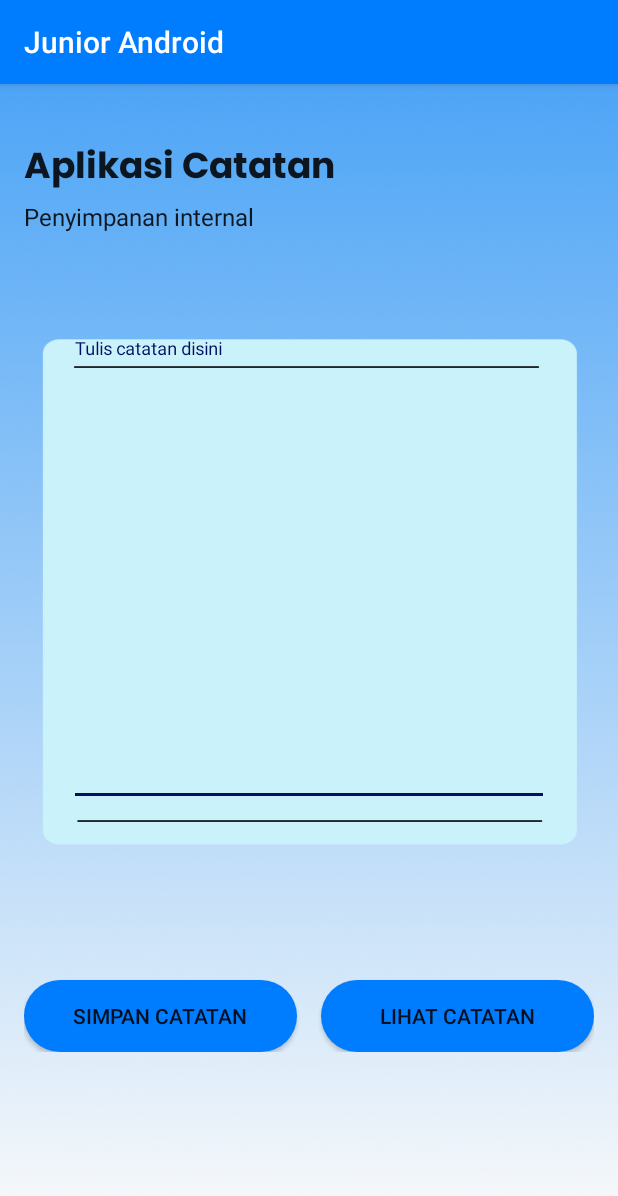
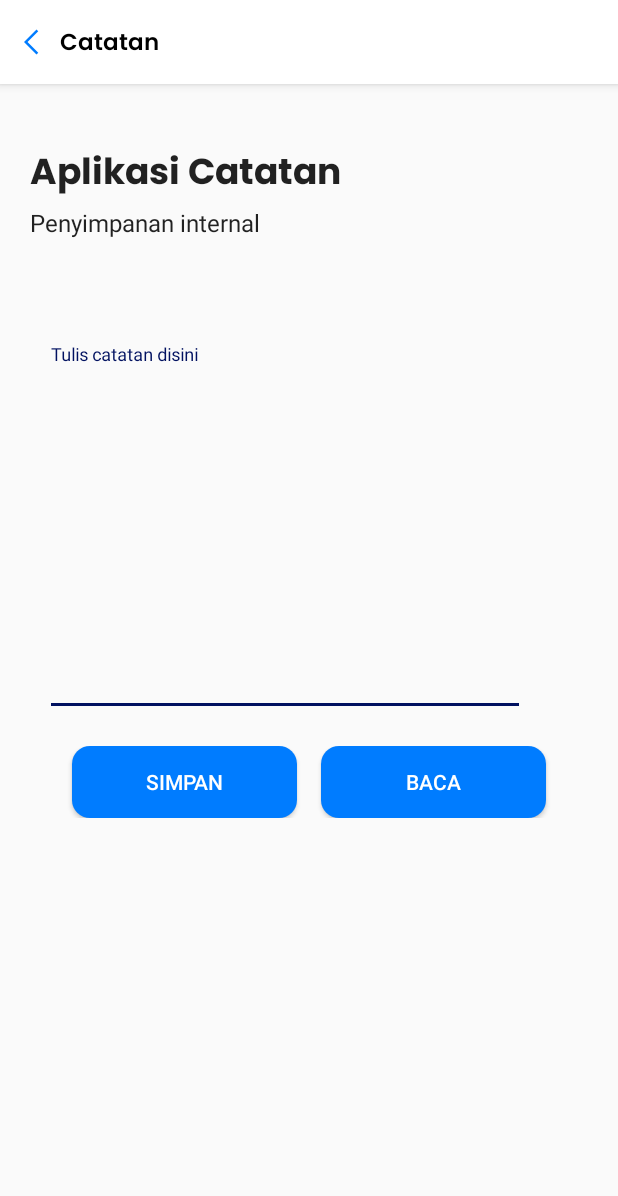
Before and after one commit to Rafli-Dewanto/project-android-pbo, an Android app: the CatatanExternalActivity screen opened directly, with no data from a screen before it, on a phone screen of 412 x 824 dp. Shown: the top 1196 px of the screen. Run offline under Robolectric (Android 15) with nearby library versions, the phone set to English and light mode, and no system bars; libraries missing offline, so code that uses them is left out: io.jsonwebtoken.

Commit message:
feat: redesign catatan

```diff
--- a/app/src/main/AndroidManifest.xml
+++ b/app/src/main/AndroidManifest.xml
@@ -37,6 +37,7 @@
             android:name=".InternalExternalActivity"
             android:exported="false" />
         <activity
+            android:theme="@style/AppTheme.NoActionBar"
             android:name=".CatatanExternalActivity"
             android:exported="false" />
         <activity
--- a/app/src/main/java/com/sugiartha/juniorandroid/CatatanExternalActivity.java
+++ b/app/src/main/java/com/sugiartha/juniorandroid/CatatanExternalActivity.java
@@ -4,11 +4,13 @@ import androidx.appcompat.app.AppCompatActivity;
 
 import android.os.Bundle;
 import android.os.Environment;
+import android.view.View;
 import android.widget.Button;
 import android.widget.TextView;
 import android.widget.Toast;
 
 import com.google.android.material.textfield.TextInputEditText;
+import com.sugiartha.juniorandroid.utils.ActivityUtils;
 
 import java.io.File;
 import java.io.FileInputStream;
@@ -28,6 +30,7 @@ public class CatatanExternalActivity extends AppCompatActivity {
     protected void onCreate(Bundle savedInstanceState) {
         super.onCreate(savedInstanceState);
         setContentView(R.layout.activity_catatan_external);
+        ActivityUtils.setAppBar(CatatanExternalActivity.this, MainActivity.class, "Catatan");
 
         inputText = findViewById(R.id.input_text);
         btnSimpan = findViewById(R.id.btn_simpan);
@@ -72,7 +75,7 @@ public class CatatanExternalActivity extends AppCompatActivity {
                     }
                     InputRead.close();
                     textCatatan.setText(s.toString());
-
+                    textCatatan.setVisibility(View.VISIBLE);
                 } catch (Exception e) {
                     e.printStackTrace();
                 }
--- a/app/src/main/res/layout/activity_catatan_external.xml
+++ b/app/src/main/res/layout/activity_catatan_external.xml
@@ -5,21 +5,26 @@
     android:layout_width="match_parent"
     android:layout_height="match_parent"
     android:orientation="vertical"
-    android:padding="16dp"
-    android:background="@drawable/bgcatatanex"
     tools:context=".CatatanExternalActivity">
+
+    <com.sugiartha.juniorandroid.components.DynamicAppBar
+        android:id="@+id/appbar"
+        android:layout_width="match_parent"
+        android:layout_height="wrap_content" />
 
     <TextView
         android:layout_width="match_parent"
         android:layout_height="wrap_content"
+        android:layout_marginStart="20dp"
+        android:layout_marginTop="40dp"
+        android:fontFamily="@font/poppins_bold"
         android:text="Aplikasi Catatan"
-        android:layout_marginTop="20dp"
-        android:fontFamily="@font/poppins_bold"
         android:textAppearance="@style/TextAppearance.AppCompat.Headline" />
 
     <TextView
         android:layout_width="match_parent"
         android:layout_height="wrap_content"
+        android:layout_marginStart="20dp"
         android:text="Penyimpanan internal"
         android:textAppearance="@style/TextAppearance.AppCompat.Subhead" />
 
@@ -37,43 +42,49 @@
             android:gravity="top"
             android:hint="Tulis catatan disini"
             android:inputType="textMultiLine"
-            android:minLines="13" />
+            android:minLines="10" />
+
     </com.google.android.material.textfield.TextInputLayout>
 
-    <androidx.appcompat.widget.LinearLayoutCompat
+    <LinearLayout
         android:layout_width="match_parent"
         android:layout_height="wrap_content"
-        android:layout_marginTop="16dp"
+        android:layout_marginTop="20dp"
+        android:gravity="center"
         android:orientation="horizontal">
 
         <Button
             android:id="@+id/btn_simpan"
-            android:layout_width="0dp"
+            android:layout_width="150dp"
             android:layout_height="wrap_content"
-            android:layout_marginTop="100dp"
-            android:layout_weight="1"
-            android:background="@drawable/button_simpancat"
-            android:text="SIMPAN CATATAN" />
+            android:background="@drawable/btn_selector"
+            android:text="Simpan"
+            android:textColor="@color/white" />
 
         <View
             android:layout_width="16dp"
-            android:layout_height="match_parent" />
+            android:layout_height="1dp" />
 
         <Button
             android:id="@+id/btn_baca"
-            android:layout_width="0dp"
+            android:layout_width="150dp"
             android:layout_height="wrap_content"
-            android:layout_marginTop="100dp"
-            android:layout_weight="1"
-            android:background="@drawable/button_simpancat"
-            android:text="LIHAT CATATAN" />
-    </androidx.appcompat.widget.LinearLayoutCompat>
+            android:background="@drawable/btn_selector"
+            android:text="Baca"
+            android:textColor="@color/white" />
+
+    </LinearLayout>
 
     <TextView
+        android:visibility="gone"
+        android:padding="20dp"
+        android:fontFamily="@font/poppins_family"
+        android:textColor="@color/black"
         android:id="@+id/text_catatan"
         android:layout_width="match_parent"
-        android:layout_height="wrap_content"
+        android:layout_height="90dp"
+        android:layout_marginHorizontal="30dp"
         android:layout_marginTop="32dp"
-        android:textAppearance="@style/TextAppearance.AppCompat.Subhead" />
+        android:background="@drawable/banner" />
 
 </LinearLayout>
```
